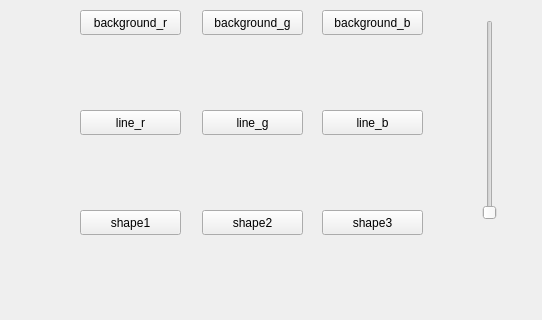
Qt form ros_2day_hw/turtlesim_control/ui/mainwindow.ui (beomsuchoi/ROS2_HW_INTERN) before a commit; both pictures show x 388 to 930 and y 380 to 700 of the 930 by 700 pixel window.
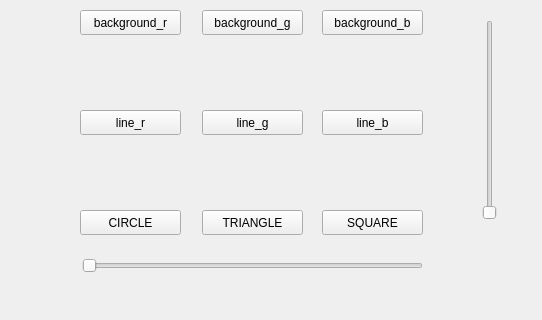
The same form after that commit. Icons and pictures are not drawn.

Diff of the .ui file:
```diff
--- a/ros_2day_hw/turtlesim_control/ui/mainwindow.ui
+++ b/ros_2day_hw/turtlesim_control/ui/mainwindow.ui
@@ -161,7 +161,7 @@
      </rect>
     </property>
     <property name="text">
-     <string>shape1</string>
+     <string>CIRCLE</string>
     </property>
    </widget>
    <widget class="QPushButton" name="shape2">
@@ -174,7 +174,7 @@
      </rect>
     </property>
     <property name="text">
-     <string>shape2</string>
+     <string>TRIANGLE</string>
     </property>
    </widget>
    <widget class="QPushButton" name="shape3">
@@ -187,7 +187,7 @@
      </rect>
     </property>
     <property name="text">
-     <string>shape3</string>
+     <string>SQUARE</string>
     </property>
    </widget>
    <widget class="QTextBrowser" name="text">
@@ -213,6 +213,22 @@
      <enum>Qt::Vertical</enum>
     </property>
    </widget>
+   <widget class="QSlider" name="size_shape">
+    <property name="geometry">
+     <rect>
+      <x>470</x>
+      <y>630</y>
+      <width>341</width>
+      <height>31</height>
+     </rect>
+    </property>
+    <property name="maximum">
+     <number>10</number>
+    </property>
+    <property name="orientation">
+     <enum>Qt::Horizontal</enum>
+    </property>
+   </widget>
   </widget>
   <action name="action_Quit">
    <property name="text">
```
